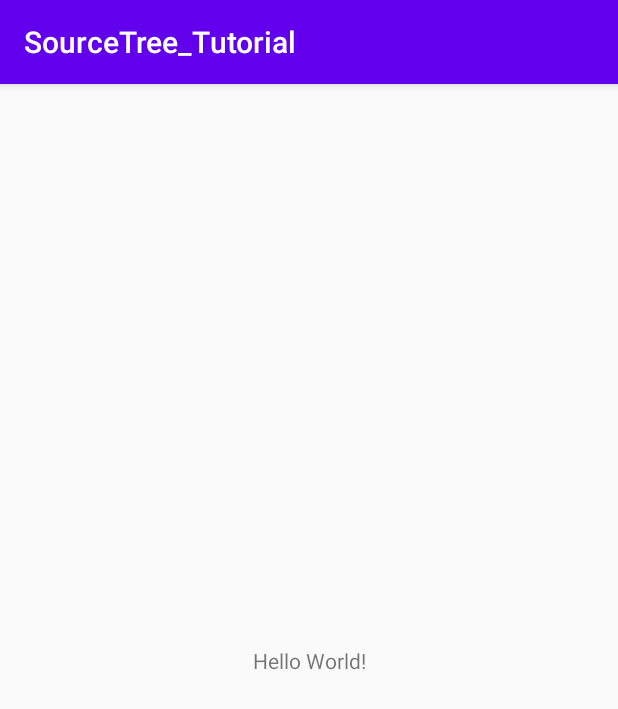
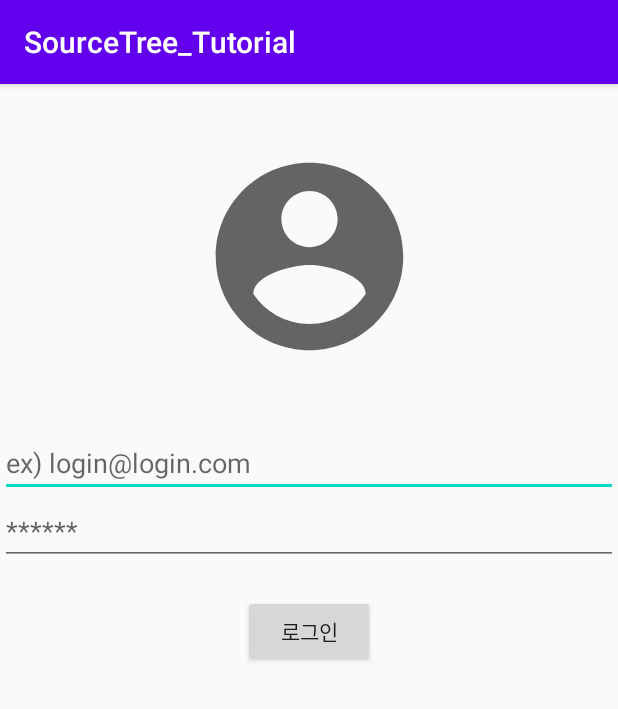
Before and after one commit to DongSu-Park/SourceTree_Tutorial, an Android app: the screen it shows after launch (MainActivity before the commit, LoginActivity after it), on a phone screen of 412 x 824 dp. Shown: the top 709 px of the screen. Run offline under Robolectric (Android 15) with nearby library versions, the phone set to English and light mode, and no system bars.

Commit message:
Add login ui

```diff
--- a/app/src/main/AndroidManifest.xml
+++ b/app/src/main/AndroidManifest.xml
@@ -9,7 +9,7 @@
         android:roundIcon="@mipmap/ic_launcher_round"
         android:supportsRtl="true"
         android:theme="@style/AppTheme">
-        <activity android:name=".MainActivity">
+        <activity android:name=".LoginActivity">
             <intent-filter>
                 <action android:name="android.intent.action.MAIN" />
 
--- a/app/src/main/java/com/example/sourcetree_tutorial/MainActivity.kt
+++ b/app/src/main/java/com/example/sourcetree_tutorial/LoginActivity.kt
@@ -2,10 +2,13 @@ package com.example.sourcetree_tutorial
 
 import androidx.appcompat.app.AppCompatActivity
 import android.os.Bundle
+import kotlinx.android.synthetic.main.activity_login.*
 
-class MainActivity : AppCompatActivity() {
+class LoginActivity : AppCompatActivity() {
     override fun onCreate(savedInstanceState: Bundle?) {
         super.onCreate(savedInstanceState)
-        setContentView(R.layout.activity_main)
+        setContentView(R.layout.activity_login)
+
+
     }
 }
--- /dev/null
+++ b/app/src/main/res/drawable/ic_baseline_account_circle_24.xml
@@ -0,0 +1,10 @@
+<vector xmlns:android="http://schemas.android.com/apk/res/android"
+    android:width="24dp"
+    android:height="24dp"
+    android:viewportWidth="24"
+    android:viewportHeight="24"
+    android:tint="?attr/colorControlNormal">
+  <path
+      android:fillColor="@android:color/white"
+      android:pathData="M12,2C6.48,2 2,6.48 2,12s4.48,10 10,10 10,-4.48 10,-10S17.52,2 12,2zM12,5c1.66,0 3,1.34 3,3s-1.34,3 -3,3 -3,-1.34 -3,-3 1.34,-3 3,-3zM12,19.2c-2.5,0 -4.71,-1.28 -6,-3.22 0.03,-1.99 4,-3.08 6,-3.08 1.99,0 5.97,1.09 6,3.08 -1.29,1.94 -3.5,3.22 -6,3.22z"/>
+</vector>
--- /dev/null
+++ b/app/src/main/res/layout/activity_login.xml
@@ -0,0 +1,51 @@
+<?xml version="1.0" encoding="utf-8"?>
+<androidx.constraintlayout.widget.ConstraintLayout
+    xmlns:android="http://schemas.android.com/apk/res/android"
+    xmlns:app="http://schemas.android.com/apk/res-auto"
+    xmlns:tools="http://schemas.android.com/tools"
+    android:layout_width="match_parent"
+    android:layout_height="match_parent"
+    tools:context=".LoginActivity">
+
+    <ImageView
+        android:id="@+id/iv_profile"
+        android:layout_width="150dp"
+        android:layout_height="150dp"
+        android:src="@drawable/ic_baseline_account_circle_24"
+        android:layout_marginTop="40dp"
+        app:layout_constraintTop_toTopOf="parent"
+        app:layout_constraintStart_toStartOf="parent"
+        app:layout_constraintEnd_toEndOf="parent"/>
+
+    <EditText
+        android:id="@+id/et_email"
+        android:layout_width="match_parent"
+        android:layout_height="wrap_content"
+        android:hint="@string/ex_email"
+        android:inputType="textEmailAddress"
+        android:layout_marginTop="40dp"
+        app:layout_constraintEnd_toEndOf="parent"
+        app:layout_constraintStart_toStartOf="parent"
+        app:layout_constraintTop_toBottomOf="@id/iv_profile" />
+
+    <EditText
+        android:id="@+id/et_password"
+        android:layout_width="match_parent"
+        android:layout_height="wrap_content"
+        android:inputType="textPassword"
+        android:hint="@string/ex_password"
+        app:layout_constraintTop_toBottomOf="@id/et_email"
+        app:layout_constraintStart_toStartOf="parent"
+        app:layout_constraintEnd_toEndOf="parent"/>
+
+    <Button
+        android:id="@+id/btn_login"
+        android:layout_width="wrap_content"
+        android:layout_height="wrap_content"
+        android:text="@string/btn_login"
+        android:layout_marginTop="20dp"
+        app:layout_constraintTop_toBottomOf="@id/et_password"
+        app:layout_constraintStart_toStartOf="parent"
+        app:layout_constraintEnd_toEndOf="parent"/>
+
+</androidx.constraintlayout.widget.ConstraintLayout>
--- a/app/src/main/res/layout/activity_main.xml
+++ /dev/null
@@ -1,18 +0,0 @@
-<?xml version="1.0" encoding="utf-8"?>
-<androidx.constraintlayout.widget.ConstraintLayout xmlns:android="http://schemas.android.com/apk/res/android"
-    xmlns:app="http://schemas.android.com/apk/res-auto"
-    xmlns:tools="http://schemas.android.com/tools"
-    android:layout_width="match_parent"
-    android:layout_height="match_parent"
-    tools:context=".MainActivity">
-
-    <TextView
-        android:layout_width="wrap_content"
-        android:layout_height="wrap_content"
-        android:text="Hello World!"
-        app:layout_constraintBottom_toBottomOf="parent"
-        app:layout_constraintLeft_toLeftOf="parent"
-        app:layout_constraintRight_toRightOf="parent"
-        app:layout_constraintTop_toTopOf="parent" />
-
-</androidx.constraintlayout.widget.ConstraintLayout>
--- a/app/src/main/res/values/strings.xml
+++ b/app/src/main/res/values/strings.xml
@@ -1,3 +1,7 @@
 <resources>
     <string name="app_name">SourceTree_Tutorial</string>
+    <string name="ex_email">ex) login@login.com</string>
+    <string name="ex_password">******</string>
+    <string name="btn_login">로그인</string>
+    <string name="text_main">MainActivity binding</string>
 </resources>
```
